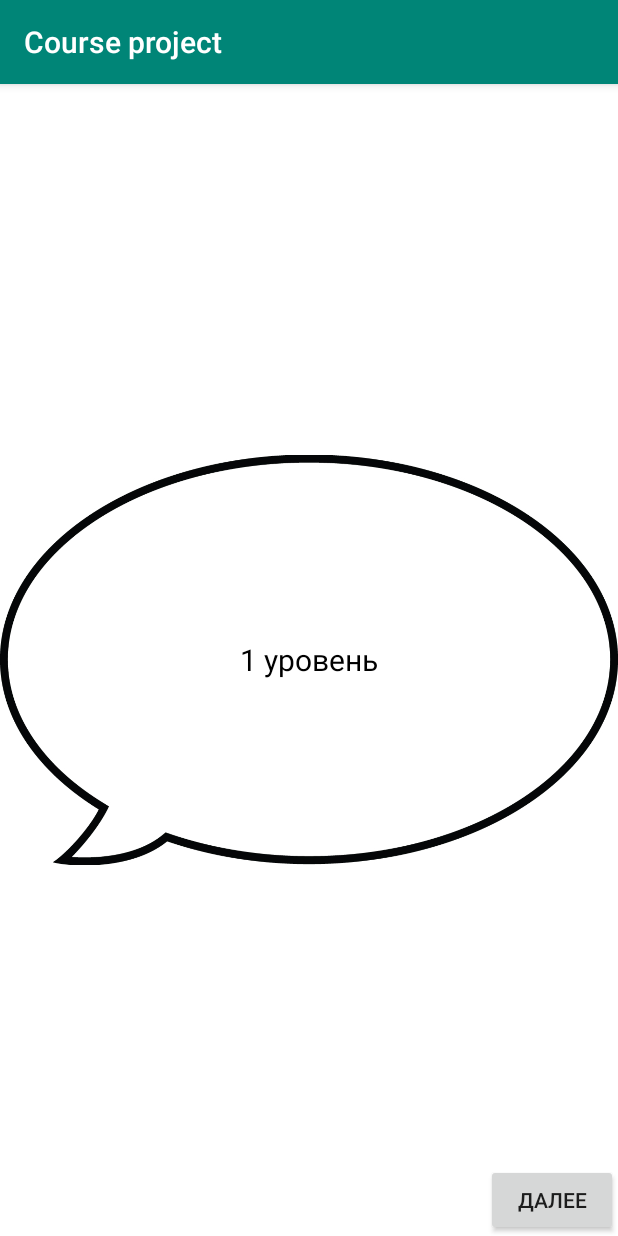
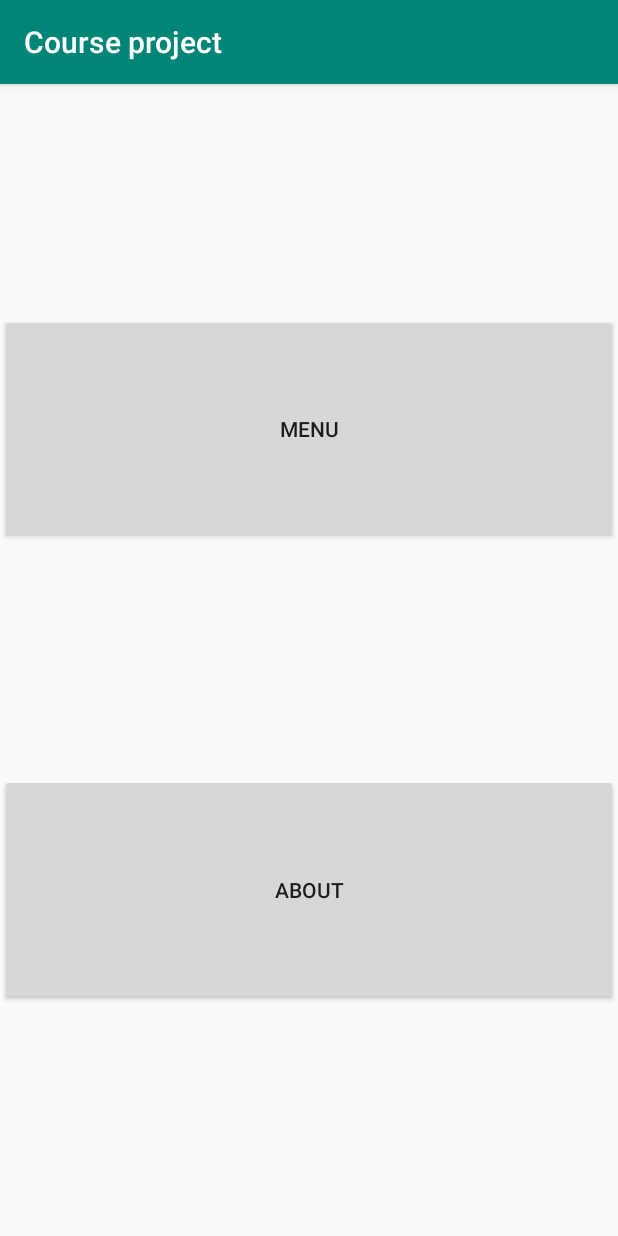
Before and after one commit to DaniilPavlov/Puzzle, an Android app: the screen it shows after launch (MainActivity before the commit, Home after it), on a phone screen of 412 x 824 dp. Run offline under Robolectric (Android 15) with nearby library versions, the phone set to English and light mode, and no system bars.

Commit message:
Almost all of activities.

```diff
--- /dev/null
+++ b/app/src/main/java/com/lowlevelprog/courseproject/Home.java
@@ -0,0 +1,41 @@
+package com.lowlevelprog.courseproject;
+
+import android.content.Intent;
+import android.support.v7.app.AppCompatActivity;
+import android.os.Bundle;
+import android.view.Menu;
+import android.view.View;
+import android.widget.Button;
+
+public class Home extends AppCompatActivity {
+
+    @Override
+    protected void onCreate(Bundle savedInstanceState) {
+        super.onCreate(savedInstanceState);
+        setContentView(R.layout.activity_home);
+        Button menu = findViewById(R.id.but_menu);
+        menu.setOnClickListener(
+                new View.OnClickListener() {
+                    @Override
+                    public void onClick(View view) {
+                        Intent toMenu;
+                        toMenu = new Intent(Home.this, LevelChoice.class).
+                                setFlags(Intent.FLAG_ACTIVITY_REORDER_TO_FRONT);
+                        startActivity(toMenu);
+                    }
+                }
+        );
+        Button about = findViewById(R.id.but_about);
+        about.setOnClickListener(
+                new View.OnClickListener() {
+                    @Override
+                    public void onClick(View view) {
+                        Intent toAbout;
+                        toAbout = new Intent(Home.this, About.class).
+                                setFlags(Intent.FLAG_ACTIVITY_REORDER_TO_FRONT);
+                        startActivity(toAbout);
+                    }
+                }
+        );
+    }
+}
--- /dev/null
+++ b/app/src/main/res/layout/activity_home.xml
@@ -0,0 +1,44 @@
+<?xml version="1.0" encoding="utf-8"?>
+<LinearLayout xmlns:android="http://schemas.android.com/apk/res/android"
+    xmlns:app="http://schemas.android.com/apk/res-auto"
+    xmlns:tools="http://schemas.android.com/tools"
+    android:layout_width="match_parent"
+    android:layout_height="match_parent"
+    android:orientation="vertical"
+    tools:context=".Home">
+
+    <Space
+        android:id="@+id/space_main1"
+        android:layout_width="match_parent"
+        android:layout_height="0dp"
+        android:layout_weight="0.5"
+        android:text="@string/about" />
+
+    <Button
+        android:id="@+id/but_menu"
+        android:layout_width="match_parent"
+        android:layout_height="0dp"
+        android:layout_weight="0.5"
+        android:text="@string/menu" />
+
+    <Space
+        android:id="@+id/space_main2"
+        android:layout_width="match_parent"
+        android:layout_height="0dp"
+        android:layout_weight="0.5"
+        android:text="@string/about" />
+
+    <Button
+        android:id="@+id/but_about"
+        android:layout_width="match_parent"
+        android:layout_height="0dp"
+        android:layout_weight="0.5"
+        android:text="@string/about" />
+
+    <Space
+        android:id="@+id/space_main3"
+        android:layout_width="match_parent"
+        android:layout_height="0dp"
+        android:layout_weight="0.5"
+        android:text="@string/about" />
+</LinearLayout>
--- a/app/src/main/res/values/strings.xml
+++ b/app/src/main/res/values/strings.xml
@@ -1,3 +1,11 @@
 <resources>
     <string name="app_name">Course project</string>
+    <string name="about">About</string>
+    <string name="level_1">level_1</string>
+    <string name="level_2">level_2</string>
+    <string name="level_3">level_3</string>
+    <string name="standard">standard</string>
+    <string name="hard">hard</string>
+    <string name="menu">menu</string>
+
 </resources>
--- a/build.gradle
+++ b/build.gradle
@@ -7,7 +7,7 @@ buildscript {
 
     }
     dependencies {
-        classpath 'com.android.tools.build:gradle:3.4.2'
+        classpath 'com.android.tools.build:gradle:3.5.3'
 
         // NOTE: Do not place your application dependencies here; they belong
         // in the individual module build.gradle files
```
Also changed, not shown: app/src/main/AndroidManifest.xml (+6 -1 lines), app/src/main/java/com/lowlevelprog/courseproject/About.java (added, +13 -0 lines), app/src/main/java/com/lowlevelprog/courseproject/Hard.java (added, +13 -0 lines), app/src/main/java/com/lowlevelprog/courseproject/LevelChoice.java (added, +40 -0 lines), app/src/main/java/com/lowlevelprog/courseproject/Standard.java (added, +13 -0 lines), app/src/main/res/layout/activity_about.xml (added, +9 -0 lines), app/src/main/res/layout/activity_hard.xml (added, +55 -0 lines), app/src/main/res/layout/activity_levelchoice.xml (added, +41 -0 lines), app/src/main/res/layout/activity_standard.xml (added, +55 -0 lines), gradle/wrapper/gradle-wrapper.properties.
